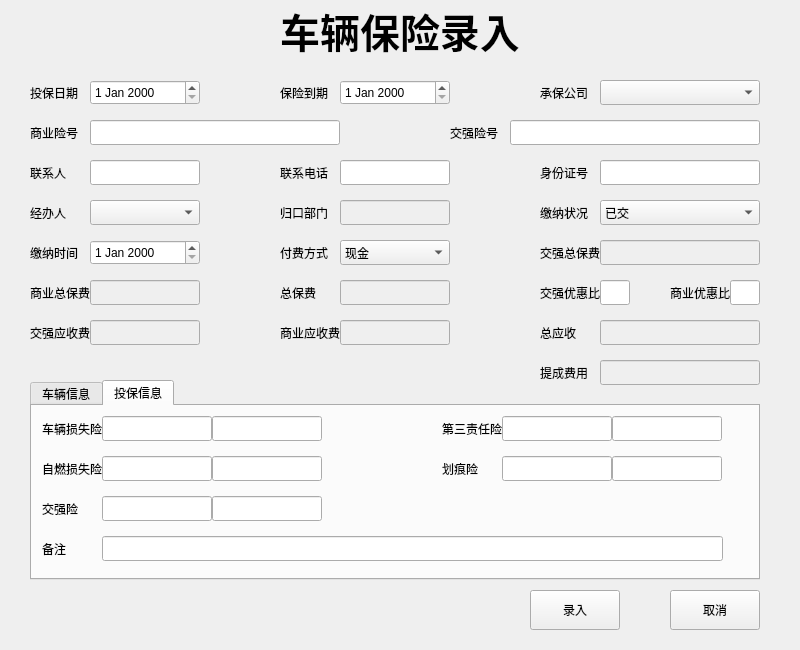
Qt form AutoInsuranceSystem/AutoInsuranceSystem/insur_guaranteeslip.ui (XD-S/AutoInsuranceSystem) before a commit.
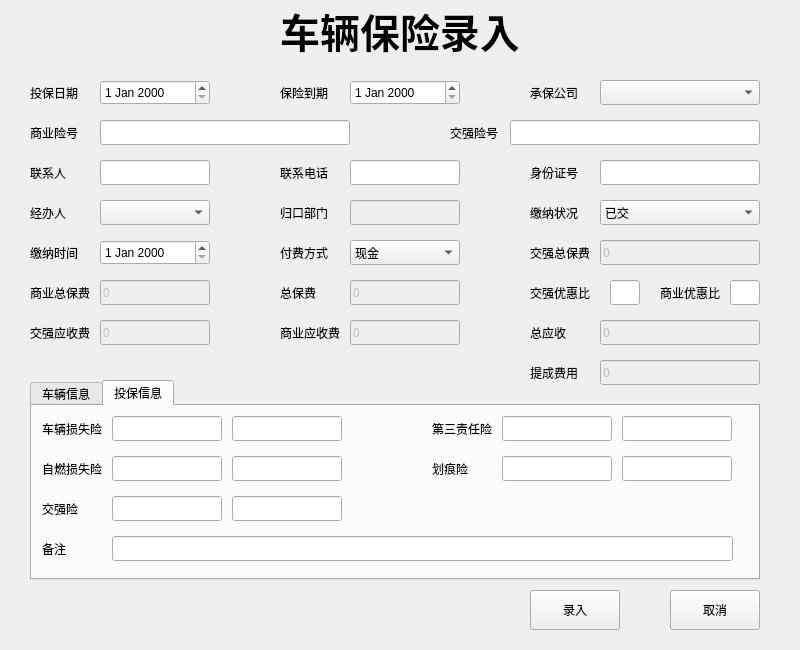
The same form after that commit. The open tabs and pages were chosen to show the change.

```diff
--- a/AutoInsuranceSystem/AutoInsuranceSystem/insur_guaranteeslip.ui
+++ b/AutoInsuranceSystem/AutoInsuranceSystem/insur_guaranteeslip.ui
@@ -53,7 +53,7 @@
   <widget class="QDateEdit" name="InsuranceStartDate">
    <property name="geometry">
     <rect>
-     <x>90</x>
+     <x>100</x>
      <y>80</y>
      <width>110</width>
      <height>25</height>
@@ -76,7 +76,7 @@
   <widget class="QDateEdit" name="InsuranceEndDate">
    <property name="geometry">
     <rect>
-     <x>340</x>
+     <x>350</x>
      <y>80</y>
      <width>110</width>
      <height>25</height>
@@ -89,7 +89,7 @@
   <widget class="QLabel" name="label_4">
    <property name="geometry">
     <rect>
-     <x>540</x>
+     <x>530</x>
      <y>80</y>
      <width>60</width>
      <height>25</height>
@@ -125,7 +125,7 @@
   <widget class="QLineEdit" name="CommercialRiskCode">
    <property name="geometry">
     <rect>
-     <x>90</x>
+     <x>100</x>
      <y>120</y>
      <width>250</width>
      <height>25</height>
@@ -180,7 +180,7 @@
   <widget class="QLineEdit" name="Contacts">
    <property name="geometry">
     <rect>
-     <x>90</x>
+     <x>100</x>
      <y>160</y>
      <width>110</width>
      <height>25</height>
@@ -209,7 +209,7 @@
   <widget class="QLineEdit" name="Telephone">
    <property name="geometry">
     <rect>
-     <x>340</x>
+     <x>350</x>
      <y>160</y>
      <width>110</width>
      <height>25</height>
@@ -235,7 +235,7 @@
   <widget class="QLabel" name="label_9">
    <property name="geometry">
     <rect>
-     <x>540</x>
+     <x>530</x>
      <y>160</y>
      <width>60</width>
      <height>25</height>
@@ -267,7 +267,7 @@
   <widget class="QComboBox" name="Agent">
    <property name="geometry">
     <rect>
-     <x>90</x>
+     <x>100</x>
      <y>200</y>
      <width>110</width>
      <height>25</height>
@@ -280,7 +280,7 @@
    </property>
    <property name="geometry">
     <rect>
-     <x>340</x>
+     <x>350</x>
      <y>200</y>
      <width>110</width>
      <height>25</height>
@@ -309,7 +309,7 @@
   <widget class="QLabel" name="label_12">
    <property name="geometry">
     <rect>
-     <x>540</x>
+     <x>530</x>
      <y>200</y>
      <width>60</width>
      <height>25</height>
@@ -358,7 +358,7 @@
   <widget class="QDateEdit" name="InsurancePaymentDate">
    <property name="geometry">
     <rect>
-     <x>90</x>
+     <x>100</x>
      <y>240</y>
      <width>110</width>
      <height>25</height>
@@ -368,7 +368,7 @@
   <widget class="QComboBox" name="PaymentMethod">
    <property name="geometry">
     <rect>
-     <x>340</x>
+     <x>350</x>
      <y>240</y>
      <width>110</width>
      <height>25</height>
@@ -426,11 +426,14 @@
    <property name="inputMethodHints">
     <set>Qt::ImhNone</set>
    </property>
+   <property name="text">
+    <string>0</string>
+   </property>
   </widget>
   <widget class="QLabel" name="label_15">
    <property name="geometry">
     <rect>
-     <x>540</x>
+     <x>530</x>
      <y>240</y>
      <width>60</width>
      <height>25</height>
@@ -449,7 +452,7 @@
    </property>
    <property name="geometry">
     <rect>
-     <x>90</x>
+     <x>100</x>
      <y>280</y>
      <width>110</width>
      <height>25</height>
@@ -458,6 +461,9 @@
    <property name="inputMethodHints">
     <set>Qt::ImhNone</set>
    </property>
+   <property name="text">
+    <string>0</string>
+   </property>
   </widget>
   <widget class="QLabel" name="label_16">
    <property name="geometry">
@@ -497,7 +503,7 @@
    </property>
    <property name="geometry">
     <rect>
-     <x>340</x>
+     <x>350</x>
      <y>280</y>
      <width>110</width>
      <height>25</height>
@@ -506,6 +512,9 @@
    <property name="inputMethodHints">
     <set>Qt::ImhNone</set>
    </property>
+   <property name="text">
+    <string>0</string>
+   </property>
   </widget>
   <widget class="QLineEdit" name="StrongPreferenceRatio">
    <property name="enabled">
@@ -513,7 +522,7 @@
    </property>
    <property name="geometry">
     <rect>
-     <x>600</x>
+     <x>610</x>
      <y>280</y>
      <width>30</width>
      <height>25</height>
@@ -526,7 +535,7 @@
   <widget class="QLabel" name="label_18">
    <property name="geometry">
     <rect>
-     <x>540</x>
+     <x>530</x>
      <y>280</y>
      <width>60</width>
      <height>25</height>
@@ -558,7 +567,7 @@
   <widget class="QLabel" name="label_19">
    <property name="geometry">
     <rect>
-     <x>670</x>
+     <x>660</x>
      <y>280</y>
      <width>60</width>
      <height>25</height>
@@ -593,7 +602,7 @@
    </property>
    <property name="geometry">
     <rect>
-     <x>90</x>
+     <x>100</x>
      <y>320</y>
      <width>110</width>
      <height>25</height>
@@ -602,6 +611,9 @@
    <property name="inputMethodHints">
     <set>Qt::ImhNone</set>
    </property>
+   <property name="text">
+    <string>0</string>
+   </property>
   </widget>
   <widget class="QLabel" name="label_21">
    <property name="geometry">
@@ -625,7 +637,7 @@
    </property>
    <property name="geometry">
     <rect>
-     <x>340</x>
+     <x>350</x>
      <y>320</y>
      <width>110</width>
      <height>25</height>
@@ -634,6 +646,9 @@
    <property name="inputMethodHints">
     <set>Qt::ImhNone</set>
    </property>
+   <property name="text">
+    <string>0</string>
+   </property>
   </widget>
   <widget class="QLineEdit" name="TotalReceivable">
    <property name="enabled">
@@ -650,11 +665,14 @@
    <property name="inputMethodHints">
     <set>Qt::ImhNone</set>
    </property>
+   <property name="text">
+    <string>0</string>
+   </property>
   </widget>
   <widget class="QLabel" name="label_22">
    <property name="geometry">
     <rect>
-     <x>540</x>
+     <x>530</x>
      <y>320</y>
      <width>60</width>
      <height>25</height>
@@ -682,11 +700,14 @@
    <property name="inputMethodHints">
     <set>Qt::ImhNone</set>
    </property>
+   <property name="text">
+    <string>0</string>
+   </property>
   </widget>
   <widget class="QLabel" name="label_23">
    <property name="geometry">
     <rect>
-     <x>540</x>
+     <x>530</x>
      <y>360</y>
      <width>60</width>
      <height>25</height>
@@ -1078,7 +1099,7 @@
     <widget class="QLineEdit" name="VehicleLossInsurance">
      <property name="geometry">
       <rect>
-       <x>70</x>
+       <x>80</x>
        <y>10</y>
        <width>110</width>
        <height>25</height>
@@ -1091,7 +1112,7 @@
     <widget class="QLineEdit" name="InsurancePremiumPorLossOfVehicle">
      <property name="geometry">
       <rect>
-       <x>180</x>
+       <x>200</x>
        <y>10</y>
        <width>110</width>
        <height>25</height>
@@ -1104,7 +1125,7 @@
     <widget class="QLabel" name="label_37">
      <property name="geometry">
       <rect>
-       <x>410</x>
+       <x>400</x>
        <y>10</y>
        <width>60</width>
        <height>25</height>
@@ -1133,7 +1154,7 @@
     <widget class="QLineEdit" name="ThirdPartyLiabilityInsurancePremium">
      <property name="geometry">
       <rect>
-       <x>580</x>
+       <x>590</x>
        <y>10</y>
        <width>110</width>
        <height>25</height>
@@ -1146,7 +1167,7 @@
     <widget class="QLineEdit" name="SpontaneousCombustionLossInsurance">
      <property name="geometry">
       <rect>
-       <x>70</x>
+       <x>80</x>
        <y>50</y>
        <width>110</width>
        <height>25</height>
@@ -1175,7 +1196,7 @@
     <widget class="QLineEdit" name="SpontaneousCombustionLossInsurancePremium">
      <property name="geometry">
       <rect>
-       <x>180</x>
+       <x>200</x>
        <y>50</y>
        <width>110</width>
        <height>25</height>
@@ -1201,7 +1222,7 @@
     <widget class="QLabel" name="label_39">
      <property name="geometry">
       <rect>
-       <x>410</x>
+       <x>400</x>
        <y>50</y>
        <width>60</width>
        <height>25</height>
@@ -1217,7 +1238,7 @@
     <widget class="QLineEdit" name="ScarInsurancePremium">
      <property name="geometry">
       <rect>
-       <x>580</x>
+       <x>590</x>
        <y>50</y>
        <width>110</width>
        <height>25</height>
@@ -1230,7 +1251,7 @@
     <widget class="QLineEdit" name="InsuranceCoverage">
      <property name="geometry">
       <rect>
-       <x>70</x>
+       <x>80</x>
        <y>90</y>
        <width>110</width>
        <height>25</height>
@@ -1259,7 +1280,7 @@
     <widget class="QLineEdit" name="PremiumInsurancePremium">
      <property name="geometry">
       <rect>
-       <x>180</x>
+       <x>200</x>
        <y>90</y>
        <width>110</width>
        <height>25</height>
@@ -1272,7 +1293,7 @@
     <widget class="QLineEdit" name="Description_2">
      <property name="geometry">
       <rect>
-       <x>70</x>
+       <x>80</x>
        <y>130</y>
        <width>621</width>
        <height>25</height>
```
Left out of the diff: 20 changed lines with no effect on the pictures.
